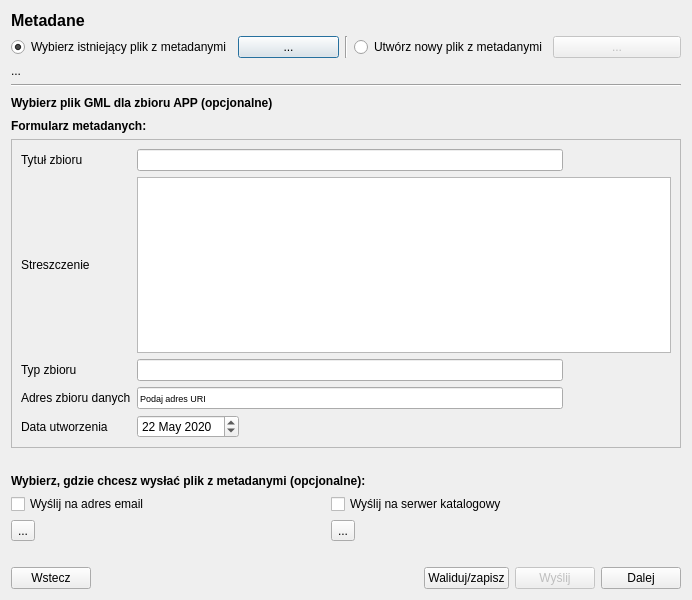
Qt form modules/metadata/views/ui/metadane_dialog_base.ui (envirosolutionspl/wtyczka_qgis_app) before a commit.
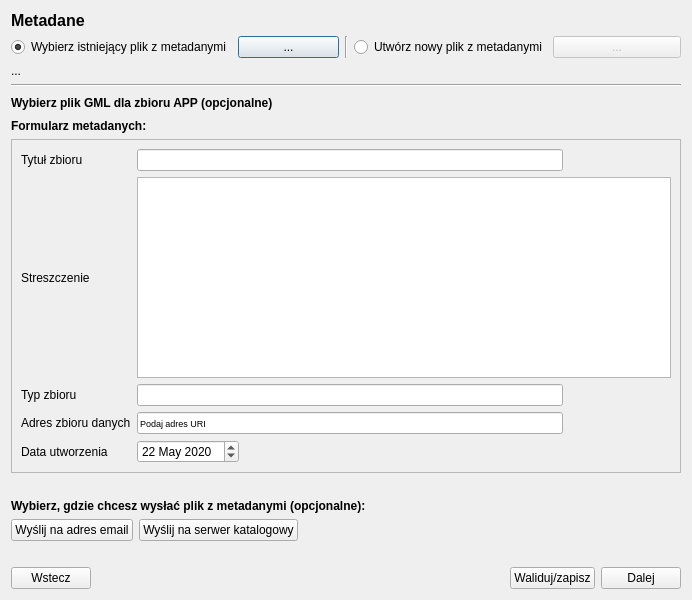
The same form after that commit. Custom widgets are drawn as their Qt base class.

Commit message: Popup po Generuj w Generowanie GML. Edycja okienek: Generowanie GML, Metadane i Przygotowanie zbioru.

```diff
--- a/modules/metadata/views/ui/metadane_dialog_base.ui
+++ b/modules/metadata/views/ui/metadane_dialog_base.ui
@@ -173,8 +173,8 @@
          <rect>
           <x>0</x>
           <y>0</y>
-          <width>666</width>
-          <height>253</height>
+          <width>676</width>
+          <height>385</height>
          </rect>
         </property>
         <layout class="QGridLayout" name="gridLayout_2">
@@ -293,34 +293,21 @@
      <item>
       <layout class="QGridLayout" name="gridLayout">
        <item row="0" column="1">
-        <spacer name="horizontalSpacer_2">
-         <property name="orientation">
-          <enum>Qt::Horizontal</enum>
-         </property>
-         <property name="sizeHint" stdset="0">
-          <size>
-           <width>40</width>
-           <height>20</height>
-          </size>
-         </property>
-        </spacer>
-       </item>
-       <item row="0" column="2">
-        <widget class="QCheckBox" name="server_checkBox">
+        <widget class="QPushButton" name="server_btn">
          <property name="text">
           <string>Wyślij na serwer katalogowy</string>
          </property>
         </widget>
        </item>
        <item row="0" column="0">
-        <widget class="QCheckBox" name="email_checkBox">
+        <widget class="QPushButton" name="email_btn">
          <property name="text">
           <string>Wyślij na adres email</string>
          </property>
         </widget>
        </item>
-       <item row="0" column="3">
-        <spacer name="horizontalSpacer_3">
+       <item row="0" column="2">
+        <spacer name="horizontalSpacer_2">
          <property name="orientation">
           <enum>Qt::Horizontal</enum>
          </property>
@@ -332,20 +319,6 @@
          </property>
         </spacer>
        </item>
-       <item row="1" column="2">
-        <widget class="QToolButton" name="server_toolBtn">
-         <property name="text">
-          <string>...</string>
-         </property>
-        </widget>
-       </item>
-       <item row="1" column="0">
-        <widget class="QToolButton" name="email_toolBtn">
-         <property name="text">
-          <string>...</string>
-         </property>
-        </widget>
-       </item>
       </layout>
      </item>
      <item>
@@ -384,16 +357,6 @@
          </property>
         </widget>
        </item>
-       <item>
-        <widget class="QPushButton" name="send_btn">
-         <property name="enabled">
-          <bool>false</bool>
-         </property>
-         <property name="text">
-          <string>Wyślij</string>
-         </property>
-        </widget>
-       </item>
        <item>
         <widget class="QPushButton" name="next_btn">
          <property name="enabled">
```
The commit also changes 6 other files.
